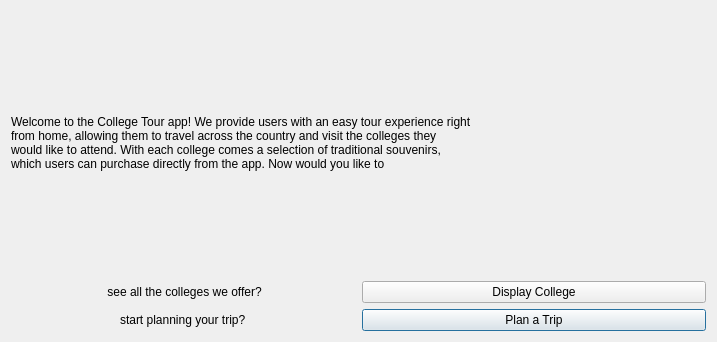
Qt form userinterface.ui (Ling2251/CS1D-College-Tour) before a commit.
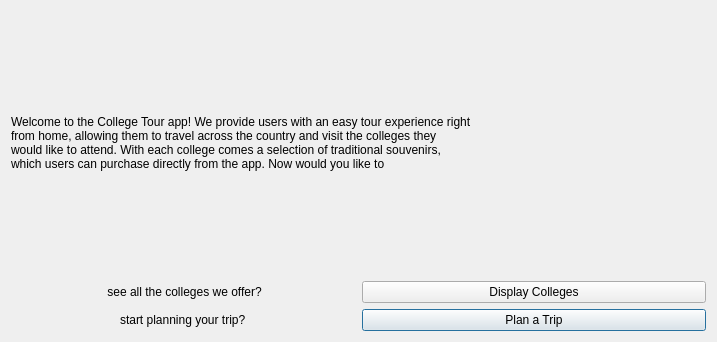
The same form after that commit.

Commit message:
Display Colleges
Fixed the display college page

What changed in the file:
```diff
--- a/userinterface.ui
+++ b/userinterface.ui
@@ -70,7 +70,7 @@
          <item>
           <widget class="QPushButton" name="displayCollegeButton">
            <property name="text">
-            <string>Display College</string>
+            <string>Display Colleges</string>
            </property>
           </widget>
          </item>
```
The commit also changes 6 other files.
